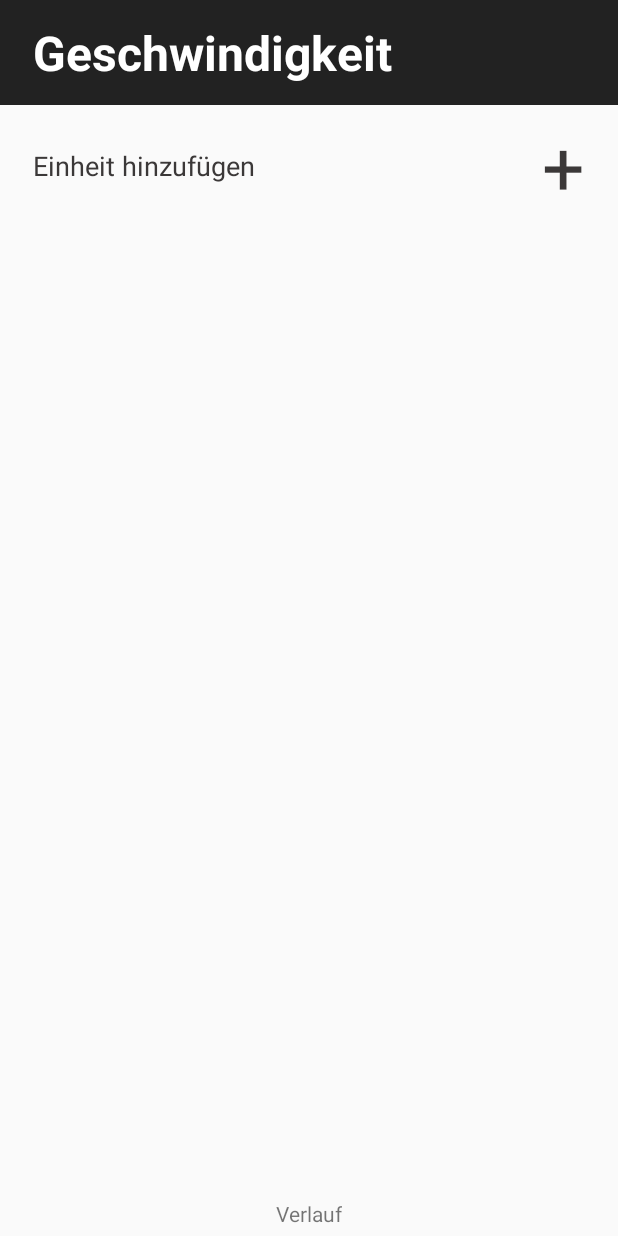
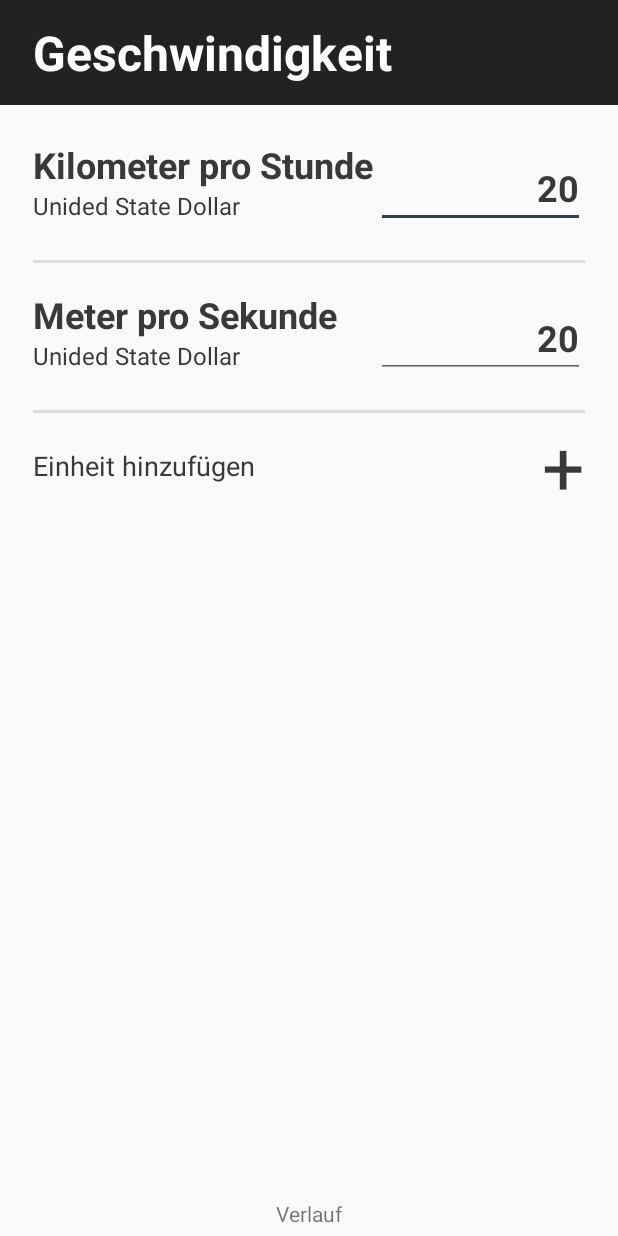
Before and after one commit to dhbw-2020-mobileapp/convertiverse, an Android app: the screen it shows after launch (ConverterActivity), after a tap on "Geschwindigkeit", on a phone screen of 412 x 824 dp. Run offline under Robolectric (Android 15) with nearby library versions, the phone set to English and light mode, and no system bars.

Commit message:
Add some new units and converter and fix conversion with single converter

```diff
--- a/app/src/main/java/com/github/convertiverse/ConvertiverseApp.java
+++ b/app/src/main/java/com/github/convertiverse/ConvertiverseApp.java
@@ -4,8 +4,15 @@ import com.github.convertiverse.category.CategoryRegistry;
 import com.github.convertiverse.category.ConverterCategory;
 import com.github.convertiverse.converter.Converter;
 import com.github.convertiverse.converter.ConverterRegistry;
-import com.github.convertiverse.converter.EuroToDollarConverter;
-import com.github.convertiverse.converter.YenToDollarConverter;
+import com.github.convertiverse.converter.currency.EuroToDollarConverter;
+import com.github.convertiverse.converter.currency.YenToDollarConverter;
+import com.github.convertiverse.converter.distance.CentimetreToMetreConverter;
+import com.github.convertiverse.converter.distance.KilometreToMetreConverter;
+import com.github.convertiverse.converter.distance.MillimetreToMetreConverter;
+import com.github.convertiverse.converter.speed.KilometrePerHourToMetrePerSecondConverter;
+import com.github.convertiverse.converter.weight.KilogramToGramConverter;
+import com.github.convertiverse.converter.weight.MilligramToGramConverter;
+import com.github.convertiverse.converter.weight.TonneToGramConverter;
 import com.github.convertiverse.database.UserDao;
 import com.github.convertiverse.unit.Unit;
 import com.github.convertiverse.unit.UnitRegistry;
@@ -44,10 +51,34 @@ public class ConvertiverseApp {
 		unitRegistry.register(new Unit("dollar", "currency", "Dollar", "EUR"));
 		unitRegistry.register(new Unit("japanese_yen", "currency", "Japanische Yen", "JPY"));
 
+		unitRegistry.register(new Unit("milligram", "weight", "Milligramm", "mg"));
+		unitRegistry.register(new Unit("gram", "weight", "Gramm", "g"));
+		unitRegistry.register(new Unit("kilogram", "weight", "Kilogramm", "kg"));
+		unitRegistry.register(new Unit("tonne", "weight", "Tonne", "t"));
+
+		unitRegistry.register(new Unit("millimetre", "distance", "Millimeter", "mm"));
+		unitRegistry.register(new Unit("centimetre", "distance", "Centimeter", "cm"));
+		unitRegistry.register(new Unit("metre", "distance", "Meter", "m"));
+		unitRegistry.register(new Unit("kilometre", "distance", "Kilometer", "km"));
+
+		unitRegistry.register(new Unit("metre_per_second", "speed", "Meter pro Sekunde", "m/s"));
+		unitRegistry.register(new Unit("kilometre_per_hour", "speed", "Kilometer pro Stunde", "km/h"));
+
 		// initialize default converter
 		converterRegistry.register(new EuroToDollarConverter());
 		converterRegistry.register(new YenToDollarConverter());
 
+		converterRegistry.register(new MilligramToGramConverter());
+		converterRegistry.register(new KilogramToGramConverter());
+		converterRegistry.register(new TonneToGramConverter());
+
+		converterRegistry.register(new MillimetreToMetreConverter());
+		converterRegistry.register(new CentimetreToMetreConverter());
+		converterRegistry.register(new KilometreToMetreConverter());
+
+		converterRegistry.register(new KilometrePerHourToMetrePerSecondConverter());
+
+		System.out.println("36m/s in km/h: " + this.convert("metre_per_second", 36, "kilometre_per_hour"));
 		// connect to db
 		/*FirebaseFirestore db = FirebaseFirestore.getInstance();
 		this.userDao = new FirestoreUserDao(db);
--- a/app/src/main/java/com/github/convertiverse/converter/Converter.java
+++ b/app/src/main/java/com/github/convertiverse/converter/Converter.java
@@ -5,12 +5,10 @@ package com.github.convertiverse.converter;
  */
 public abstract class Converter {
 
-	private final String key;
 	private final String fromKey;
 	private final String toKey;
 
-	public Converter(String key, String from, String to) {
-		this.key = key;
+	public Converter(String from, String to) {
 		this.fromKey = from;
 		this.toKey = to;
 	}
@@ -39,10 +37,6 @@ public abstract class Converter {
 		return getCommonUnit(other) != null;
 	}
 
-	public String getKey() {
-		return key;
-	}
-
 	public String getFromKey() {
 		return fromKey;
 	}
--- a/app/src/main/java/com/github/convertiverse/converter/ConverterRegistry.java
+++ b/app/src/main/java/com/github/convertiverse/converter/ConverterRegistry.java
@@ -1,6 +1,5 @@
 package com.github.convertiverse.converter;
 
-import com.github.convertiverse.unit.Unit;
 import java.util.ArrayList;
 import java.util.List;
 import java.util.stream.Collectors;
@@ -12,7 +11,7 @@ public class ConverterRegistry {
 
 	private final List<Converter> list = new ArrayList<>();
 
-	public <S extends Unit, T extends Unit> void register(Converter converter) {
+	public void register(Converter converter) {
 		list.add(converter);
 	}
 
@@ -23,10 +22,22 @@ public class ConverterRegistry {
 				.collect(Collectors.toList());
 	}
 
-	public <S extends Unit, T extends Unit> Converter get(String from, String to) {
+	public Converter get(String from, String to) {
 		for (Converter converter : this.list) {
 			if (converter.getFromKey().equals(from) && converter.getToKey().equals(to)) {
 				return converter;
+			} else if(converter.getFromKey().equals(to) && converter.getToKey().equals(from)) {
+				return new Converter(from, to) {
+					@Override
+					public double forwards(double fromValue) {
+						return converter.backwards(fromValue);
+					}
+
+					@Override
+					public double backwards(double toValue) {
+						return converter.forwards(toValue);
+					}
+				};
 			}
 		}
 
@@ -39,7 +50,7 @@ public class ConverterRegistry {
 
 				String commonUnit = fromConverter.getCommonUnit(toConverter);
 
-				return new Converter(null, from, to) {
+				return new Converter(from, to) {
 					@Override
 					public double forwards(double fromValue) {
 						return toConverter.convert(fromConverter.convert(fromValue, from), commonUnit);
--- a/app/src/main/java/com/github/convertiverse/converter/EuroToDollarConverter.java
+++ b/app/src/main/java/com/github/convertiverse/converter/currency/EuroToDollarConverter.java
@@ -1,4 +1,6 @@
-package com.github.convertiverse.converter;
+package com.github.convertiverse.converter.currency;
+
+import com.github.convertiverse.converter.Converter;
 
 /**
  * @author Tobias Büser
@@ -6,7 +8,7 @@ package com.github.convertiverse.converter;
 public class EuroToDollarConverter extends Converter {
 
 	public EuroToDollarConverter() {
-		super("euro_to_dollar", "euro", "dollar");
+		super("euro", "dollar");
 	}
 
 	@Override
--- a/app/src/main/java/com/github/convertiverse/converter/YenToDollarConverter.java
+++ b/app/src/main/java/com/github/convertiverse/converter/currency/YenToDollarConverter.java
@@ -1,4 +1,6 @@
-package com.github.convertiverse.converter;
+package com.github.convertiverse.converter.currency;
+
+import com.github.convertiverse.converter.Converter;
 
 /**
  * @author Tobias Büser
@@ -6,7 +8,7 @@ package com.github.convertiverse.converter;
 public class YenToDollarConverter extends Converter {
 
 	public YenToDollarConverter() {
-		super("yen_to_dollar", "japanese_yen", "dollar");
+		super("japanese_yen", "dollar");
 	}
 
 	@Override
--- /dev/null
+++ b/app/src/main/java/com/github/convertiverse/converter/distance/CentimetreToMetreConverter.java
@@ -0,0 +1,23 @@
+package com.github.convertiverse.converter.distance;
+
+import com.github.convertiverse.converter.Converter;
+
+/**
+ * @author Tobias Büser
+ */
+public class CentimetreToMetreConverter extends Converter {
+
+	public CentimetreToMetreConverter() {
+		super("centimetre", "metre");
+	}
+
+	@Override
+	public double forwards(double fromValue) {
+		return fromValue * 0.01;
+	}
+
+	@Override
+	public double backwards(double toValue) {
+		return toValue / 0.01;
+	}
+}
--- /dev/null
+++ b/app/src/main/java/com/github/convertiverse/converter/distance/KilometreToMetreConverter.java
@@ -0,0 +1,23 @@
+package com.github.convertiverse.converter.distance;
+
+import com.github.convertiverse.converter.Converter;
+
+/**
+ * @author Tobias Büser
+ */
+public class KilometreToMetreConverter extends Converter {
+
+	public KilometreToMetreConverter() {
+		super("kilometre", "metre");
+	}
+
+	@Override
+	public double forwards(double fromValue) {
+		return fromValue * 1000;
+	}
+
+	@Override
+	public double backwards(double toValue) {
+		return toValue / 1000;
+	}
+}
--- /dev/null
+++ b/app/src/main/java/com/github/convertiverse/converter/distance/MillimetreToMetreConverter.java
@@ -0,0 +1,23 @@
+package com.github.convertiverse.converter.distance;
+
+import com.github.convertiverse.converter.Converter;
+
+/**
+ * @author Tobias Büser
+ */
+public class MillimetreToMetreConverter extends Converter {
+
+	public MillimetreToMetreConverter() {
+		super("millimetre", "metre");
+	}
+
+	@Override
+	public double forwards(double fromValue) {
+		return fromValue * 0.001;
+	}
+
+	@Override
+	public double backwards(double toValue) {
+		return toValue / 0.001;
+	}
+}
--- /dev/null
+++ b/app/src/main/java/com/github/convertiverse/converter/speed/KilometrePerHourToMetrePerSecondConverter.java
@@ -0,0 +1,25 @@
+package com.github.convertiverse.converter.speed;
+
+import com.github.convertiverse.converter.Converter;
+
+/**
+ * @author Tobias Büser
+ */
+public class KilometrePerHourToMetrePerSecondConverter extends Converter {
+
+	public KilometrePerHourToMetrePerSecondConverter() {
+		super("kilometre_per_hour", "metre_per_second");
+	}
+
+	@Override
+	public double forwards(double fromValue) {
+		System.out.println(">> FWD");
+		return fromValue * 0.277778;
+	}
+
+	@Override
+	public double backwards(double toValue) {
+		System.out.println(">> BWD");
+		return toValue * 3.6;
+	}
+}
--- /dev/null
+++ b/app/src/main/java/com/github/convertiverse/converter/weight/KilogramToGramConverter.java
@@ -0,0 +1,23 @@
+package com.github.convertiverse.converter.weight;
+
+import com.github.convertiverse.converter.Converter;
+
+/**
+ * @author Tobias Büser
+ */
+public class KilogramToGramConverter extends Converter {
+
+	public KilogramToGramConverter() {
+		super("kilogram", "gram");
+	}
+
+	@Override
+	public double forwards(double fromValue) {
+		return fromValue * 1000;
+	}
+
+	@Override
+	public double backwards(double toValue) {
+		return toValue / 1000;
+	}
+}
--- /dev/null
+++ b/app/src/main/java/com/github/convertiverse/converter/weight/MilligramToGramConverter.java
@@ -0,0 +1,23 @@
+package com.github.convertiverse.converter.weight;
+
+import com.github.convertiverse.converter.Converter;
+
+/**
+ * @author Tobias Büser
+ */
+public class MilligramToGramConverter extends Converter {
+
+	public MilligramToGramConverter() {
+		super("milligram", "gram");
+	}
+
+	@Override
+	public double forwards(double fromValue) {
+		return fromValue * 0.001;
+	}
+
+	@Override
+	public double backwards(double toValue) {
+		return toValue / 0.001;
+	}
+}
--- /dev/null
+++ b/app/src/main/java/com/github/convertiverse/converter/weight/TonneToGramConverter.java
@@ -0,0 +1,23 @@
+package com.github.convertiverse.converter.weight;
+
+import com.github.convertiverse.converter.Converter;
+
+/**
+ * @author Tobias Büser
+ */
+public class TonneToGramConverter extends Converter {
+
+	public TonneToGramConverter() {
+		super("tonne", "gram");
+	}
+
+	@Override
+	public double forwards(double fromValue) {
+		return fromValue * 1000 * 1000;
+	}
+
+	@Override
+	public double backwards(double toValue) {
+		return toValue / 1000 / 1000;
+	}
+}
```
Also changed, not shown: app/src/main/java/com/github/convertiverse/ConverterActivity.java (+1 -10 lines), app/src/main/java/com/github/convertiverse/ConverterRecyclerViewAdapter.java (+1 -13 lines).
